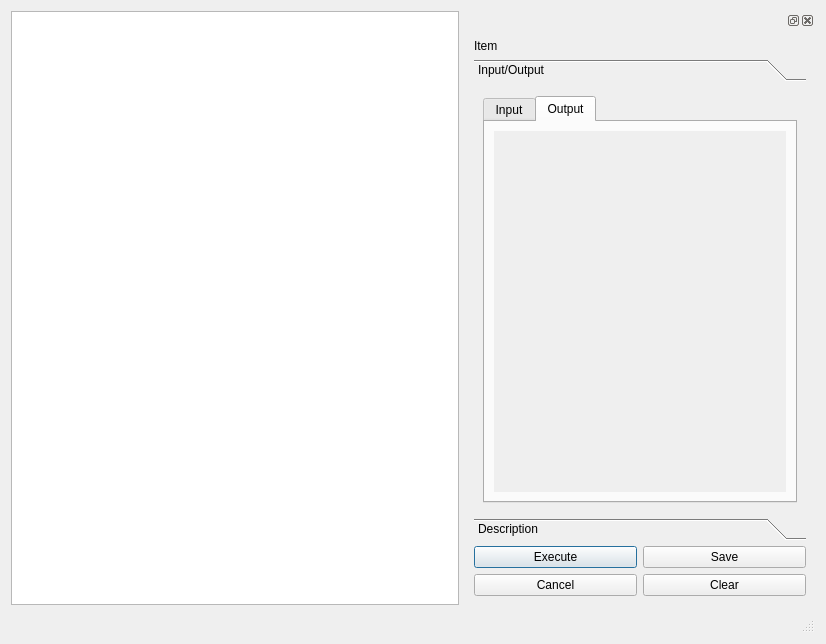
Old version of the form python/plugins/processingmanager/workflowBuilder.ui in the repository CzendaZdenda/qgis.
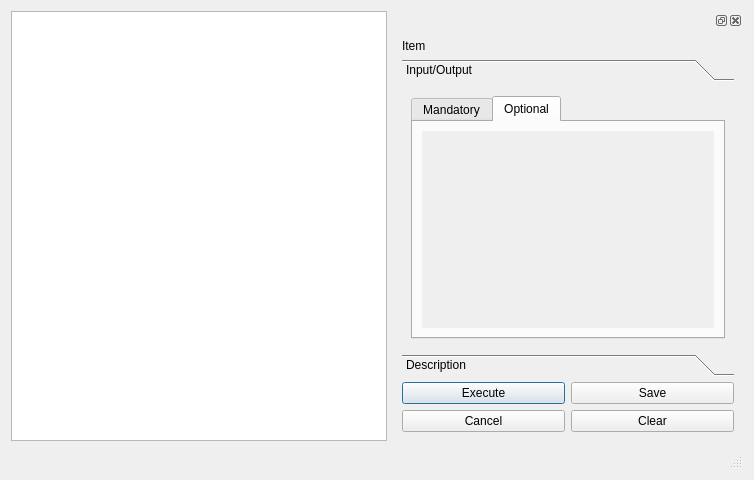
New version of the form. The open tabs and pages were chosen to show the change. Custom widgets are drawn as their Qt base class.

Commit message: Change input/output tabs for mandatory/optional; add tooltips to parameters in graphics scene

Diff of the .ui file:
```diff
--- a/python/plugins/processingmanager/workflowBuilder.ui
+++ b/python/plugins/processingmanager/workflowBuilder.ui
@@ -6,8 +6,8 @@
    <rect>
     <x>0</x>
     <y>0</y>
-    <width>826</width>
-    <height>644</height>
+    <width>754</width>
+    <height>480</height>
    </rect>
   </property>
   <property name="windowTitle">
@@ -50,7 +50,7 @@
               <x>0</x>
               <y>0</y>
               <width>332</width>
-              <height>400</height>
+              <height>236</height>
              </rect>
             </property>
             <attribute name="label">
@@ -64,7 +64,7 @@
                </property>
                <widget class="QWidget" name="inputTab">
                 <attribute name="title">
-                 <string>Input</string>
+                 <string>Mandatory</string>
                 </attribute>
                 <layout class="QVBoxLayout" name="verticalLayout_5">
                  <item>
@@ -101,7 +101,7 @@
                </widget>
                <widget class="QWidget" name="outputTab">
                 <attribute name="title">
-                 <string>Output</string>
+                 <string>Optional</string>
                 </attribute>
                 <layout class="QVBoxLayout" name="verticalLayout_6">
                  <item>
@@ -121,7 +121,7 @@
                       <x>0</x>
                       <y>0</y>
                       <width>292</width>
-                      <height>331</height>
+                      <height>167</height>
                      </rect>
                     </property>
                     <property name="sizePolicy">
```
Left out of the diff: 38 changed lines with no effect on the pictures. The commit also changes 6 other files.
